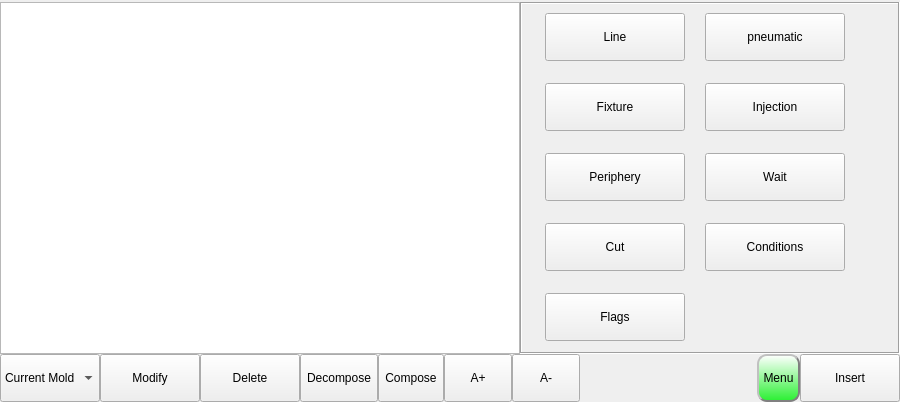
Before: the Qt Designer form hcinstruction/ichcinstructionpageframe.ui in GaussCheng/2-5AxisPunch, drawn with Qt 5.
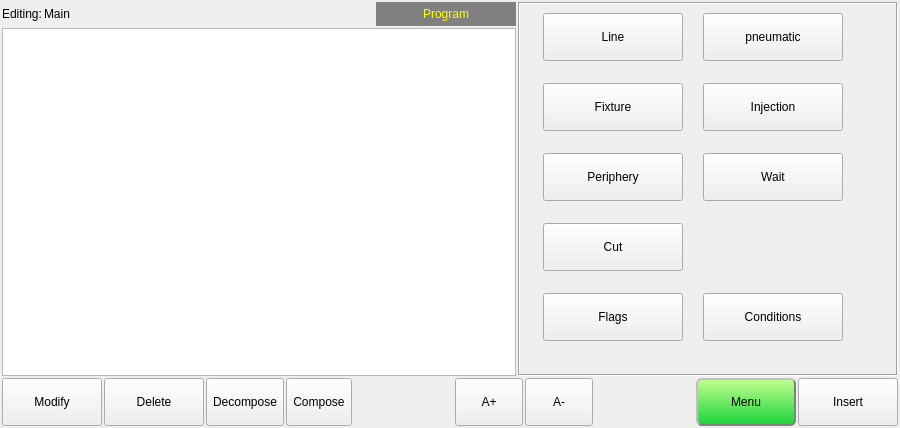
After: the same form once the commit is applied. Icons and pictures are not drawn.

Commit message: 1.版本升级为2.2.4 2.修改ListView行高 3.圆角改为6 4.起点颜色特殊 5.程序选择另起页面

What changed in the file:
```diff
--- a/hcinstruction/ichcinstructionpageframe.ui
+++ b/hcinstruction/ichcinstructionpageframe.ui
@@ -7,7 +7,7 @@
     <x>0</x>
     <y>0</y>
     <width>900</width>
-    <height>402</height>
+    <height>428</height>
    </rect>
   </property>
   <property name="windowTitle">
@@ -21,55 +21,130 @@
   </property>
   <layout class="QVBoxLayout" name="verticalLayout_2">
    <property name="spacing">
-    <number>0</number>
-   </property>
-   <property name="leftMargin">
-    <number>0</number>
-   </property>
-   <property name="topMargin">
     <number>2</number>
    </property>
-   <property name="rightMargin">
-    <number>0</number>
-   </property>
-   <property name="bottomMargin">
-    <number>0</number>
+   <property name="margin">
+    <number>2</number>
    </property>
    <item>
-    <layout class="QHBoxLayout" name="horizontalLayout_2">
-     <property name="spacing">
-      <number>0</number>
-     </property>
+    <layout class="QHBoxLayout" name="horizontalLayout_3">
      <item>
-      <widget class="QListWidget" name="moldContentListWidget">
-       <property name="minimumSize">
-        <size>
-         <width>300</width>
-         <height>0</height>
-        </size>
-       </property>
-       <property name="editTriggers">
-        <set>QAbstractItemView::NoEditTriggers</set>
-       </property>
-       <property name="showDropIndicator" stdset="0">
-        <bool>false</bool>
-       </property>
-       <property name="alternatingRowColors">
-        <bool>true</bool>
-       </property>
-       <property name="selectionMode">
-        <enum>QAbstractItemView::SingleSelection</enum>
-       </property>
-       <property name="selectionBehavior">
-        <enum>QAbstractItemView::SelectRows</enum>
-       </property>
+      <layout class="QVBoxLayout" name="verticalLayout">
        <property name="spacing">
-        <number>3</number>
+        <number>2</number>
        </property>
-       <property name="selectionRectVisible">
-        <bool>false</bool>
-       </property>
-      </widget>
+       <item>
+        <layout class="QHBoxLayout" name="horizontalLayout_2">
+         <item>
+          <widget class="QLabel" name="programLabel_2">
+           <property name="text">
+            <string>Editing:</string>
+           </property>
+          </widget>
+         </item>
+         <item>
+          <widget class="QLabel" name="programLabel">
+           <property name="text">
+            <string>Main</string>
+           </property>
+          </widget>
+         </item>
+         <item>
+          <spacer name="horizontalSpacer_2">
+           <property name="orientation">
+            <enum>Qt::Horizontal</enum>
+           </property>
+           <property name="sizeHint" stdset="0">
+            <size>
+             <width>40</width>
+             <height>20</height>
+            </size>
+           </property>
+          </spacer>
+         </item>
+         <item>
+          <widget class="QPushButton" name="programButton">
+           <property name="sizePolicy">
+            <sizepolicy hsizetype="Preferred" vsizetype="Preferred">
+             <horstretch>0</horstretch>
+             <verstretch>0</verstretch>
+            </sizepolicy>
+           </property>
+           <property name="minimumSize">
+            <size>
+             <width>140</width>
+             <height>24</height>
+            </size>
+           </property>
+           <property name="maximumSize">
+            <size>
+             <width>140</width>
+             <height>24</height>
+            </size>
+           </property>
+           <property name="styleSheet">
+            <string notr="true">background-color: gray;
+color:rgb(255, 255, 0);
+border-color: none;
+border-style: outset;
+border-width: 0px;
+border-radius: 0px;</string>
+           </property>
+           <property name="text">
+            <string>Program</string>
+           </property>
+           <property name="icon">
+            <iconset resource="../resource.qrc">
+             <normaloff>:/resource/editor.png</normaloff>:/resource/editor.png</iconset>
+           </property>
+           <property name="iconSize">
+            <size>
+             <width>32</width>
+             <height>32</height>
+            </size>
+           </property>
+           <property name="flat">
+            <bool>true</bool>
+           </property>
+          </widget>
+         </item>
+        </layout>
+       </item>
+       <item>
+        <widget class="QListWidget" name="moldContentListWidget">
+         <property name="minimumSize">
+          <size>
+           <width>300</width>
+           <height>0</height>
+          </size>
+         </property>
+         <property name="horizontalScrollBarPolicy">
+          <enum>Qt::ScrollBarAlwaysOff</enum>
+         </property>
+         <property name="editTriggers">
+          <set>QAbstractItemView::NoEditTriggers</set>
+         </property>
+         <property name="showDropIndicator" stdset="0">
+          <bool>false</bool>
+         </property>
+         <property name="alternatingRowColors">
+          <bool>true</bool>
+         </property>
+         <property name="selectionMode">
+          <enum>QAbstractItemView::SingleSelection</enum>
+         </property>
+         <property name="selectionBehavior">
+          <enum>QAbstractItemView::SelectRows</enum>
+         </property>
+         <property name="spacing">
+          <number>1</number>
+         </property>
+         <property name="selectionRectVisible">
+          <bool>false</bool>
+         </property>
+        </widget>
+       </item>
+      </layout>
      </item>
      <item>
       <widget class="QStackedWidget" name="settingStackedWidget">
@@ -99,6 +174,9 @@
        </property>
        <widget class="QWidget" name="actionSelectPage">
         <layout class="QFormLayout" name="formLayout">
+         <property name="fieldGrowthPolicy">
+          <enum>QFormLayout::AllNonFixedFieldsGrow</enum>
+         </property>
          <property name="horizontalSpacing">
           <number>20</number>
          </property>
@@ -108,7 +186,7 @@
          <property name="leftMargin">
           <number>23</number>
          </property>
-         <item row="0" column="0">
+         <item row="1" column="0">
           <widget class="QToolButton" name="lineButton">
            <property name="sizePolicy">
             <sizepolicy hsizetype="Preferred" vsizetype="Preferred">
@@ -147,82 +225,6 @@
           </widget>
          </item>
          <item row="1" column="1">
-          <widget class="QToolButton" name="injectionButton">
-           <property name="sizePolicy">
-            <sizepolicy hsizetype="Preferred" vsizetype="Preferred">
-             <horstretch>0</horstretch>
-             <verstretch>0</verstretch>
-            </sizepolicy>
-           </property>
-           <property name="minimumSize">
-            <size>
-             <width>140</width>
-             <height>48</height>
-            </size>
-           </property>
-           <property name="maximumSize">
-            <size>
-             <width>140</width>
-             <height>48</height>
-            </size>
-           </property>
-           <property name="text">
-            <string>Injection</string>
-           </property>
-           <property name="icon">
-            <iconset>
-             <normaloff>:/resource/forming-machine(32).png</normaloff>:/resource/forming-machine(32).png</iconset>
-           </property>
-           <property name="iconSize">
-            <size>
-             <width>32</width>
-             <height>32</height>
-            </size>
-           </property>
-           <property name="toolButtonStyle">
-            <enum>Qt::ToolButtonTextBesideIcon</enum>
-           </property>
-          </widget>
-         </item>
-         <item row="1" column="0">
-          <widget class="QToolButton" name="fixtureButton">
-           <property name="sizePolicy">
-            <sizepolicy hsizetype="Preferred" vsizetype="Preferred">
-             <horstretch>0</horstretch>
-             <verstretch>0</verstretch>
-            </sizepolicy>
-           </property>
-           <property name="minimumSize">
-            <size>
-             <width>140</width>
-             <height>48</height>
-            </size>
-           </property>
-           <property name="maximumSize">
-            <size>
-             <width>140</width>
-             <height>48</height>
-            </size>
-           </property>
-           <property name="text">
-            <string>Fixture</string>
-           </property>
-           <property name="icon">
-            <iconset>
-             <normaloff>:/resource/fixture(32).png</normaloff>:/resource/fixture(32).png</iconset>
-           </property>
-           <property name="iconSize">
-            <size>
-             <width>32</width>
-             <height>32</height>
-            </size>
-           </property>
-           <property name="toolButtonStyle">
-            <enum>Qt::ToolButtonTextBesideIcon</enum>
-           </property>
-          </widget>
-         </item>
-         <item row="0" column="1">
           <widget class="QToolButton" name="pneumaticButton">
            <property name="sizePolicy">
             <sizepolicy hsizetype="Preferred" vsizetype="Preferred">
@@ -261,6 +263,82 @@
           </widget>
          </item>
          <item row="2" column="0">
+          <widget class="QToolButton" name="fixtureButton">
+           <property name="sizePolicy">
+            <sizepolicy hsizetype="Preferred" vsizetype="Preferred">
+             <horstretch>0</horstretch>
+             <verstretch>0</verstretch>
+            </sizepolicy>
+           </property>
+           <property name="minimumSize">
+            <size>
+             <width>140</width>
+             <height>48</height>
+            </size>
+           </property>
+           <property name="maximumSize">
+            <size>
+             <width>140</width>
+             <height>48</height>
+            </size>
+           </property>
+           <property name="text">
+            <string>Fixture</string>
+           </property>
+           <property name="icon">
+            <iconset resource="../resource.qrc">
+             <normaloff>:/resource/fixture(32).png</normaloff>:/resource/fixture(32).png</iconset>
+           </property>
+           <property name="iconSize">
+            <size>
+             <width>32</width>
+             <height>32</height>
+            </size>
+           </property>
+           <property name="toolButtonStyle">
+            <enum>Qt::ToolButtonTextBesideIcon</enum>
+           </property>
+          </widget>
+         </item>
+         <item row="2" column="1">
+          <widget class="QToolButton" name="injectionButton">
+           <property name="sizePolicy">
+            <sizepolicy hsizetype="Preferred" vsizetype="Preferred">
+             <horstretch>0</horstretch>
+             <verstretch>0</verstretch>
+            </sizepolicy>
+           </property>
+           <property name="minimumSize">
+            <size>
+             <width>140</width>
+             <height>48</height>
+            </size>
+           </property>
+           <property name="maximumSize">
+            <size>
+             <width>140</width>
+             <height>48</height>
+            </size>
+           </property>
+           <property name="text">
+            <string>Injection</string>
+           </property>
+           <property name="icon">
+            <iconset resource="../resource.qrc">
+             <normaloff>:/resource/forming-machine(32).png</normaloff>:/resource/forming-machine(32).png</iconset>
+           </property>
+           <property name="iconSize">
+            <size>
+             <width>32</width>
+             <height>32</height>
+            </size>
+           </property>
+           <property name="toolButtonStyle">
+            <enum>Qt::ToolButtonTextBesideIcon</enum>
+           </property>
+          </widget>
+         </item>
+         <item row="3" column="0">
           <widget class="QToolButton" name="peripheryButton">
            <property name="sizePolicy">
             <sizepolicy hsizetype="Preferred" vsizetype="Preferred">
@@ -298,7 +376,7 @@
            </property>
           </widget>
          </item>
-         <item row="2" column="1">
+         <item row="3" column="1">
           <widget class="QToolButton" name="waitToolButton">
            <property name="sizePolicy">
             <sizepolicy hsizetype="Preferred" vsizetype="Preferred">
@@ -336,7 +414,7 @@
            </property>
           </widget>
          </item>
-         <item row="3" column="0">
+         <item row="4" column="0">
           <widget class="QToolButton" name="cutButton">
            <property name="sizePolicy">
             <sizepolicy hsizetype="Preferred" vsizetype="Preferred">
@@ -374,45 +452,7 @@
            </property>
           </widget>
          </item>
-         <item row="3" column="1">
-          <widget class="QToolButton" name="conditionsToolButton">
-           <property name="sizePolicy">
-            <sizepolicy hsizetype="Preferred" vsizetype="Preferred">
-             <horstretch>0</horstretch>
-             <verstretch>0</verstretch>
-            </sizepolicy>
-           </property>
-           <property name="minimumSize">
-            <size>
-             <width>140</width>
-             <height>48</height>
-            </size>
-           </property>
-           <property name="maximumSize">
-            <size>
-             <width>140</width>
-             <height>48</height>
-            </size>
-           </property>
-           <property name="text">
-            <string>Conditions</string>
-           </property>
-           <property name="icon">
-            <iconset>
-             <normaloff>:/resource/jump(32).png</normaloff>:/resource/jump(32).png</iconset>
-           </property>
-           <property name="iconSize">
-            <size>
-             <width>32</width>
-             <height>32</height>
-            </size>
-           </property>
-           <property name="toolButtonStyle">
-            <enum>Qt::ToolButtonTextBesideIcon</enum>
-           </property>
-          </widget>
-         </item>
-         <item row="4" column="0">
+         <item row="5" column="0">
           <widget class="QToolButton" name="flagsButton">
            <property name="sizePolicy">
             <sizepolicy hsizetype="Preferred" vsizetype="Preferred">
@@ -450,6 +490,44 @@
            </property>
           </widget>
          </item>
+         <item row="5" column="1">
+          <widget class="QToolButton" name="conditionsToolButton">
+           <property name="sizePolicy">
+            <sizepolicy hsizetype="Preferred" vsizetype="Preferred">
+             <horstretch>0</horstretch>
+             <verstretch>0</verstretch>
+            </sizepolicy>
+           </property>
+           <property name="minimumSize">
+            <size>
+             <width>140</width>
+             <height>48</height>
+            </size>
+           </property>
+           <property name="maximumSize">
+            <size>
+             <width>140</width>
+             <height>48</height>
+            </size>
+           </property>
+           <property name="text">
+            <string>Conditions</string>
+           </property>
+           <property name="icon">
+            <iconset resource="../resource.qrc">
+             <normaloff>:/resource/jump(32).png</normaloff>:/resource/jump(32).png</iconset>
+           </property>
+           <property name="iconSize">
+            <size>
+             <width>32</width>
+             <height>32</height>
+            </size>
+           </property>
+           <property name="toolButtonStyle">
+            <enum>Qt::ToolButtonTextBesideIcon</enum>
+           </property>
+          </widget>
+         </item>
         </layout>
        </widget>
       </widget>
@@ -458,73 +536,6 @@
    </item>
    <item>
     <layout class="QHBoxLayout" name="horizontalLayout">
-     <item>
-      <widget class="QComboBox" name="moldComboBox">
-       <property name="sizePolicy">
-        <sizepolicy hsizetype="Preferred" vsizetype="Preferred">
-         <horstretch>0</horstretch>
-         <verstretch>0</verstretch>
-        </sizepolicy>
-       </property>
-       <property name="minimumSize">
-        <size>
-         <width>0</width>
-         <height>48</height>
-        </size>
-       </property>
-       <property name="maximumSize">
-        <size>
-         <width>16777215</width>
-         <height>48</height>
-        </size>
-       </property>
-       <item>
-        <property name="text">
-         <string>Current Mold</string>
-        </property>
-       </item>
-       <item>
-        <property name="text">
-         <string>Sub0</string>
-        </property>
-       </item>
-       <item>
-        <property name="text">
-         <string>Sub1</string>
-        </property>
-       </item>
-       <item>
-        <property name="text">
-         <string>Sub2</string>
-        </property>
-       </item>
-       <item>
-        <property name="text">
-         <string>Sub3</string>
-        </property>
-       </item>
-       <item>
-        <property name="text">
-         <string>Sub4</string>
-        </property>
-       </item>
-       <item>
-        <property name="text">
-         <string>Sub5</string>
-        </property>
-       </item>
-       <item>
-        <property name="text">
-         <string>Sub6</string>
-        </property>
-       </item>
-       <item>
-        <property name="text">
-         <string>Sub7</string>
-        </property>
-       </item>
-      </widget>
-     </item>
      <item>
       <widget class="QToolButton" name="modifyToolButton">
        <property name="sizePolicy">
@@ -683,6 +694,19 @@
        </property>
       </widget>
      </item>
+     <item>
+      <spacer name="horizontalSpacer">
+       <property name="orientation">
+        <enum>Qt::Horizontal</enum>
+       </property>
+       <property name="sizeHint" stdset="0">
+        <size>
+         <width>40</width>
+         <height>20</height>
+        </size>
+       </property>
+      </spacer>
+     </item>
      <item>
       <widget class="QToolButton" name="aPlusBtn">
        <property name="sizePolicy">
@@ -780,7 +804,7 @@
        </property>
        <property name="minimumSize">
         <size>
-         <width>0</width>
+         <width>100</width>
          <height>48</height>
         </size>
        </property>
@@ -794,9 +818,9 @@
         <string notr="true">#commandButton{
      border-style: outset;
      border-width: 2px;
-     border-radius: 10px;
+     border-radius: 6px;
      border-color: gray;
-	background-color: qlineargradient(spread:pad, x1:1, y1:1, x2:1, y2:0, stop:0 rgba(42, 240, 50, 255), stop:1 rgba(255, 255, 255, 255));
+	background-color: qlineargradient(spread:pad, x1:1, y1:1, x2:1, y2:0, stop:0 rgba(29, 212, 61, 255), stop:1 rgba(193, 255, 142, 255));
 }
 #commandButton:pressed{
      border-style: inset;
```
Left out of the diff: 28 changed lines with no effect on the pictures. The commit also changes 16 other files.
